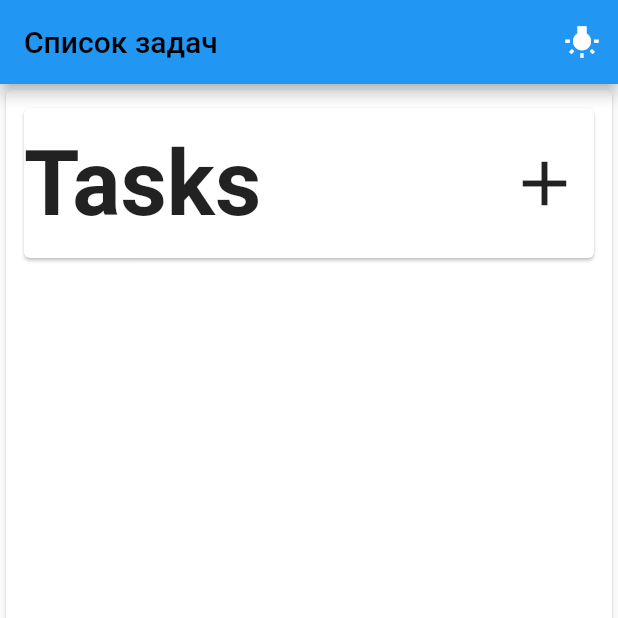
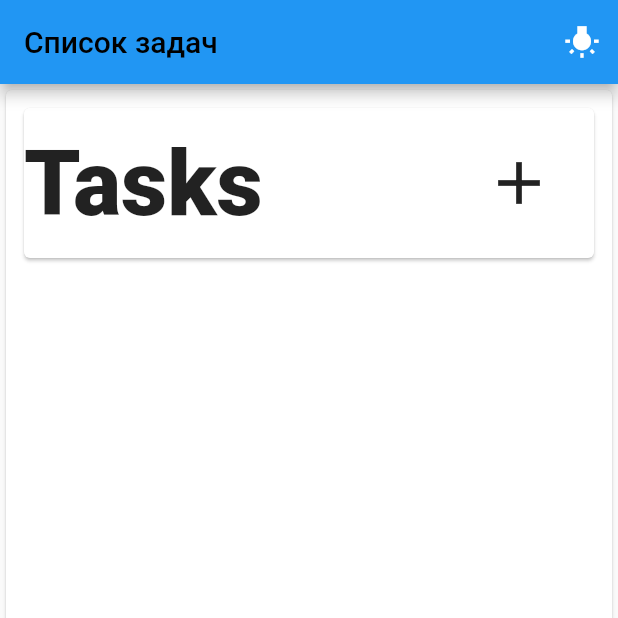
Before and after one commit to Aleksanderdir/task.list, a Flutter app: the screen it shows after launch, on a phone screen of 412 x 824 dp, the top half of it. Run offline on Flutter 3.47's test engine with Material 2 defaults, Android fonts, the phone set to English and light mode, and no system bars; our stand-ins replace sqflite; missing offline and left inert: dart:ffi; accounts and stored records are empty.

Commit message:
Update CenterListWidget.dart

```diff
--- a/lib/CenterListWidget.dart
+++ b/lib/CenterListWidget.dart
@@ -35,17 +35,21 @@ class _CenterListWidgetState extends State<CenterListWidget> {
                           //  textAlign: TextAlign.start,
                           style: TextStyle(
                             fontSize: 60,
-                            fontWeight: FontWeight.w600,
+                            fontWeight: FontWeight.w800,
                           )),
                     ),
-                    IconButton(
-                    iconSize: 50.0,
+                    Container(
+                      height: 100,
+                      width: 100,
+                      child: IconButton(
+                      iconSize: 48.0,
 
-                      onPressed: () {
-                        context.read<RepoData>().setVisible(true);
-                      },
-                      icon: const Icon(Icons.add,),
+                        onPressed: () {
+                          context.read<RepoData>().setVisible(true);
+                        },
+                        icon: const Icon(Icons.add,),
 
+                      ),
                     ),                      SizedBox(height: 100,),
                   ]),
             ),
```
